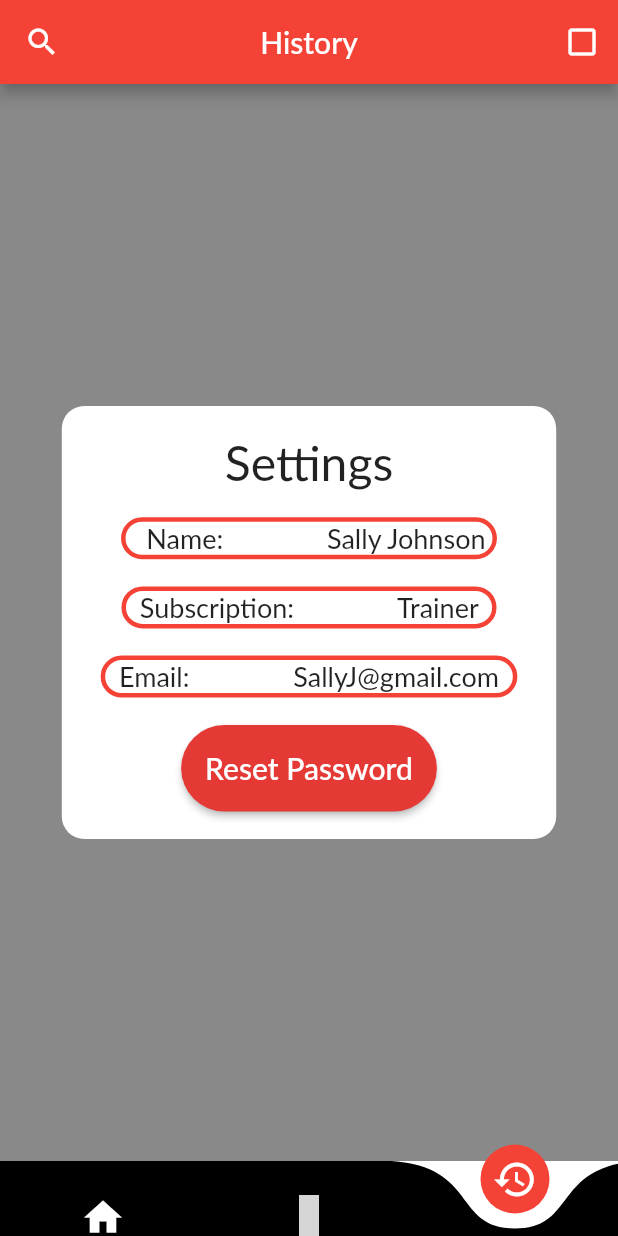
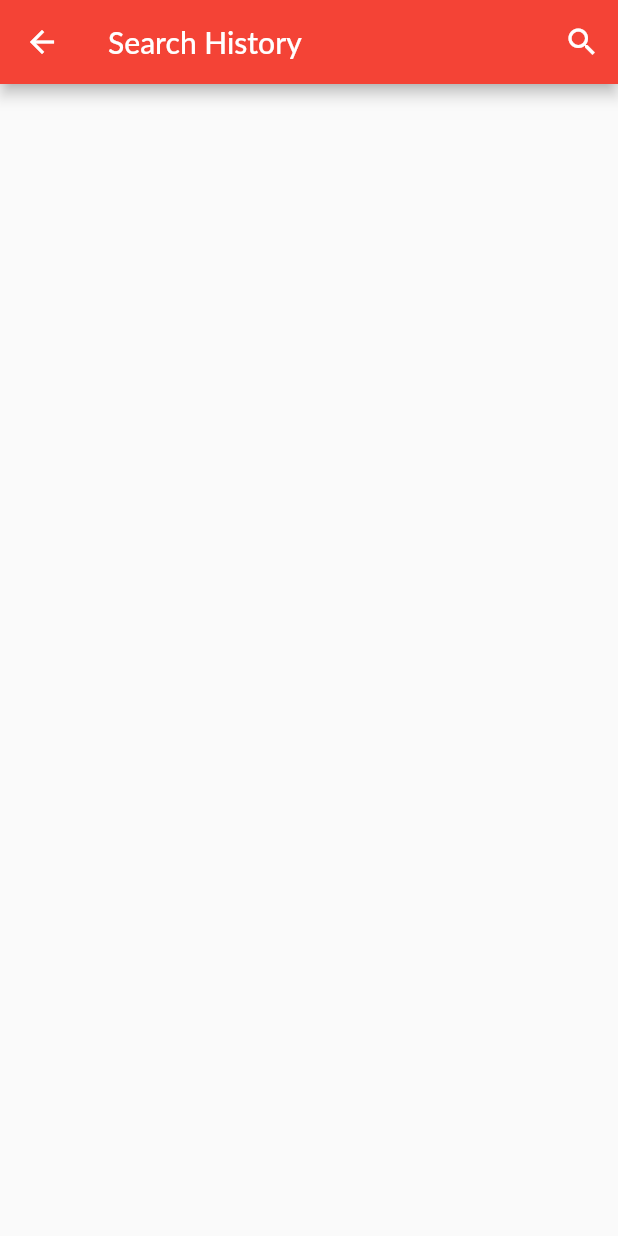
Before and after one commit to raghavauppuluri13/xcel_fitness_app, a Flutter app: the HomeScreen screen opened directly, item 3 of the bottom bar chosen, after a tap on the "search" icon, on a phone screen of 412 x 824 dp. Run offline on Flutter 3.47's test engine with Material 2 defaults, Android fonts, the phone set to English and light mode, and no system bars; drawn by our look-alikes of curved_navigation_bar; our stand-ins replace cloud_firestore, firebase_messaging, flutter_icons; accounts and stored records are empty; Roboto replaces fonts that are missing (Lato); grey boxes are pictures that could not be loaded.

Commit message:
Search History Screen

```diff
--- a/lib/screens/authentication/templates.dart
+++ b/lib/screens/authentication/templates.dart
@@ -507,6 +507,7 @@ class _SettingsTemplateState extends State<SettingsTemplate> {
     ]);
   }
 }
+
 //notification template
 class NotificationTemplate extends StatefulWidget {
   NotificationTemplate();
@@ -528,7 +529,7 @@ class _NotificationTemplateState extends State<NotificationTemplate> {
     return Stack(children: <Widget>[
       SizedBox(
         width: screenWidth * 0.8,
-        height: screenHeight*0.5,
+        height: screenHeight * 0.5,
         child: Column(
           crossAxisAlignment: CrossAxisAlignment.center,
           mainAxisAlignment: MainAxisAlignment.center,
@@ -587,6 +588,7 @@ class _NotificationTemplateState extends State<NotificationTemplate> {
     ]);
   }
 }
+
 //search workout template
 class SearchWorkoutTemplate extends StatefulWidget {
   SearchWorkoutTemplate();
@@ -600,14 +602,13 @@ class SearchWorkoutTemplate extends StatefulWidget {
 class _SearchWorkoutTemplateState extends State<SearchWorkoutTemplate> {
   Icon _searchIcon = new Icon(Icons.search);
   Icon _backIcon = new Icon(Icons.arrow_back);
-    Widget _appBarTitle = new Text( 'Search Workouts' );
+  Widget _appBarTitle = new Text('Search Workouts');
   Widget build(BuildContext context) {
     //used to set relative sizing based on a pixel 2 phone
     double screenWidth = MediaQuery.of(context).size.width;
     double screenHeight = MediaQuery.of(context).size.height;
     double pixelTwoWidth = 411.42857142857144;
     double pixelTwoHeight = 683.4285714285714;
-
 
     return Stack(children: <Widget>[
       SizedBox(
@@ -617,7 +618,7 @@ class _SearchWorkoutTemplateState extends State<SearchWorkoutTemplate> {
           appBar: new AppBar(
             leading: new IconButton(
               icon: _backIcon,
-            onPressed: (){
+              onPressed: () {
                 Navigator.pop(context);
               },
             ),
@@ -628,7 +629,7 @@ class _SearchWorkoutTemplateState extends State<SearchWorkoutTemplate> {
                 onPressed: _searchPressed,
               )
             ],
-          ) ,
+          ),
         ),
       ),
     ]);
@@ -640,16 +641,74 @@ void _searchPressed() {
         this._searchIcon = new Icon(Icons.close);
         this._appBarTitle = new TextField(
           decoration: new InputDecoration(
-            prefixIcon: new Icon(Icons.search),
-            hintText: 'Search...'
-          ),
+              prefixIcon: new Icon(Icons.search), hintText: 'Search...'),
         );
       } else {
         this._searchIcon = new Icon(Icons.search);
-        this._appBarTitle = new Text( 'Search Workouts' );
-
+        this._appBarTitle = new Text('Search Workouts');
       }
     });
   }
+}
 
+//search history template
+class SearchHistoryTemplate extends StatefulWidget {
+  SearchHistoryTemplate();
+
+  @override
+  State<SearchHistoryTemplate> createState() {
+    return _SearchHistoryTemplateState();
   }
+}
+
+class _SearchHistoryTemplateState extends State<SearchHistoryTemplate> {
+  Icon _searchIcon = new Icon(Icons.search);
+  Icon _backIcon = new Icon(Icons.arrow_back);
+  Widget _appBarTitle = new Text('Search History');
+  Widget build(BuildContext context) {
+    //used to set relative sizing based on a pixel 2 phone
+    double screenWidth = MediaQuery.of(context).size.width;
+    double screenHeight = MediaQuery.of(context).size.height;
+    double pixelTwoWidth = 411.42857142857144;
+    double pixelTwoHeight = 683.4285714285714;
+
+    return Stack(children: <Widget>[
+      SizedBox(
+        width: screenWidth,
+        height: screenHeight,
+        child: Scaffold(
+          appBar: new AppBar(
+            leading: new IconButton(
+              icon: _backIcon,
+              onPressed: () {
+                Navigator.pop(context);
+              },
+            ),
+            title: _appBarTitle,
+            actions: <Widget>[
+              IconButton(
+                icon: _searchIcon,
+                onPressed: _searchPressed,
+              )
+            ],
+          ),
+        ),
+      ),
+    ]);
+  }
+
+  void _searchPressed() {
+    setState(() {
+      if (this._searchIcon.icon == Icons.search) {
+        this._searchIcon = new Icon(Icons.close);
+        this._appBarTitle = new TextField(
+          decoration: new InputDecoration(
+              prefixIcon: new Icon(Icons.search), hintText: 'Search...'),
+        );
+      } else {
+        this._searchIcon = new Icon(Icons.search);
+        this._appBarTitle = new Text('Search History');
+      }
+    });
+  }
+}
--- a/lib/screens/main/main_screen.dart
+++ b/lib/screens/main/main_screen.dart
@@ -69,8 +69,13 @@ class _HomeScreenState extends State<HomeScreen> {
                   )
                 : IconButton(
                     icon: Icon(Icons.search),
-                    onPressed:
-                        openSettingsTemplate, //change with history search template
+                    onPressed: () {
+                      Navigator.push(
+                          context,
+                          MaterialPageRoute(
+                              builder: (context) =>
+                                  new SearchHistoryTemplate()));
+                    },
                   ),
         actions: <Widget>[
           (_selectedIndex == 0)
```
Lines whose indentation alone changed are shown as unchanged.
